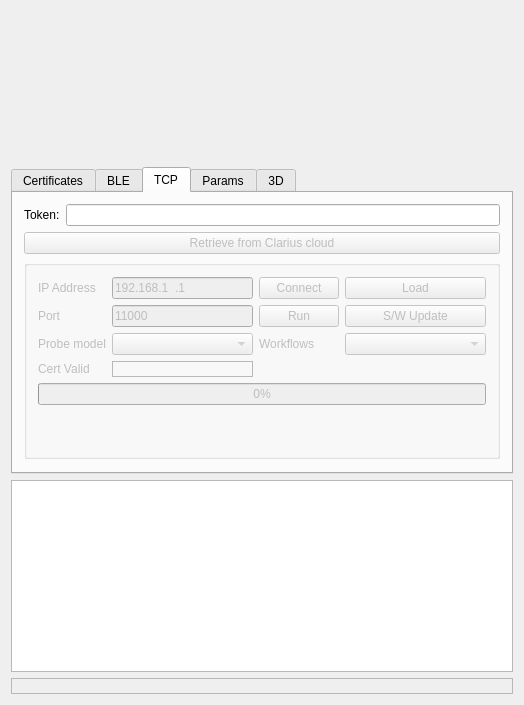
Above: examples/solum_qt/solumqt.ui from dev-threads/solum before the change. Below: the same form after it.
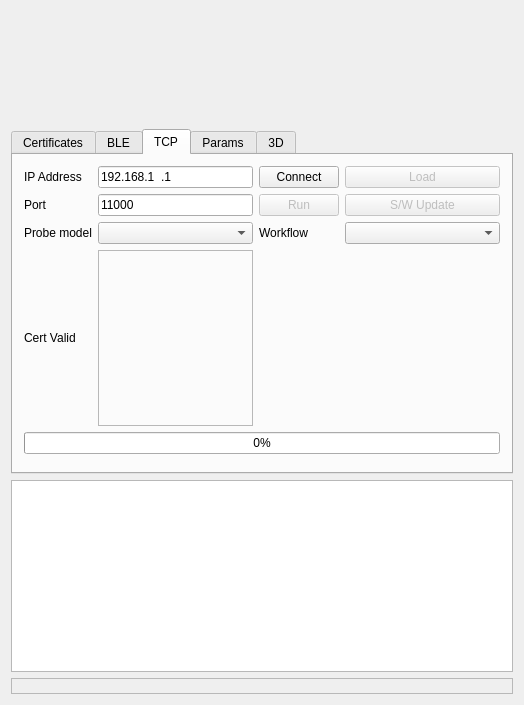
That is the form after the change. The open tabs and pages were chosen to show the change. Custom widgets are drawn as their Qt base class.

Commit message: Qt: Certificates: move cloud certificate retrieval back to the first tab

Diff of the .ui file:
```diff
--- a/examples/solum_qt/solumqt.ui
+++ b/examples/solum_qt/solumqt.ui
@@ -69,6 +69,39 @@
           </attribute>
          </widget>
         </item>
+        <item>
+         <widget class="QGroupBox" name="groupBox">
+          <property name="title">
+           <string>Fetch and renew</string>
+          </property>
+          <layout class="QVBoxLayout">
+           <item>
+            <layout class="QHBoxLayout">
+             <item>
+              <widget class="QLabel" name="_token">
+               <property name="text">
+                <string>Token:</string>
+               </property>
+              </widget>
+             </item>
+             <item>
+              <widget class="QLineEdit" name="token"/>
+             </item>
+            </layout>
+           </item>
+           <item>
+            <widget class="JobButton" name="retrieve">
+             <property name="enabled">
+              <bool>false</bool>
+             </property>
+             <property name="text">
+              <string>Retrieve from Clarius cloud</string>
+             </property>
+            </widget>
+           </item>
+          </layout>
+         </widget>
+        </item>
        </layout>
       </widget>
       <widget class="QWidget" name="_ble">
@@ -326,50 +359,6 @@
        <attribute name="title">
         <string>TCP</string>
        </attribute>
-       <layout class="QGridLayout" name="gridLayout_3">
-        <item row="0" column="0" colspan="4">
-         <layout class="QVBoxLayout" name="verticalLayout_8">
-          <item>
-           <layout class="QHBoxLayout" name="horizontalLayout_6">
-            <item>
-             <widget class="QLabel" name="_token">
-              <property name="text">
-               <string>Token:</string>
-              </property>
-             </widget>
-            </item>
-            <item>
-             <widget class="QLineEdit" name="token">
-              <property name="text">
-               <string/>
-              </property>
-             </widget>
-            </item>
-           </layout>
-          </item>
-          <item>
-           <widget class="JobButton" name="retrieve">
-            <property name="enabled">
-             <bool>false</bool>
-            </property>
-            <property name="text">
-             <string>Retrieve from Clarius cloud</string>
-            </property>
-           </widget>
-          </item>
-         </layout>
-        </item>
-        <item row="1" column="0" colspan="4">
-         <widget class="QGroupBox" name="tcp">
-          <property name="enabled">
-           <bool>false</bool>
-          </property>
-          <property name="sizePolicy">
-           <sizepolicy hsizetype="Expanding" vsizetype="Fixed">
-            <horstretch>0</horstretch>
-            <verstretch>0</verstretch>
-           </sizepolicy>
-          </property>
           <layout class="QGridLayout">
            <item row="2" column="1">
             <widget class="QLineEdit" name="port">
@@ -420,9 +409,6 @@
              <property name="frameShape">
               <enum>QFrame::StyledPanel</enum>
              </property>
-             <property name="text">
-              <string/>
-             </property>
             </widget>
            </item>
            <item row="2" column="0">
@@ -437,18 +423,12 @@
              <property name="orientation">
               <enum>Qt::Vertical</enum>
              </property>
-             <property name="sizeHint" stdset="0">
-              <size>
-               <width>20</width>
-               <height>40</height>
-              </size>
-             </property>
             </spacer>
            </item>
            <item row="3" column="2">
             <widget class="QLabel" name="_workflows">
              <property name="text">
-              <string>Workflows</string>
+           <string>Workflow</string>
              </property>
             </widget>
            </item>
@@ -504,9 +484,6 @@
              <property name="text">
               <string>S/W Update</string>
              </property>
-            </widget>
-           </item>
-          </layout>
          </widget>
         </item>
        </layout>
```
Lines whose indentation alone changed are shown as unchanged. The commit also changes 1 other file.
